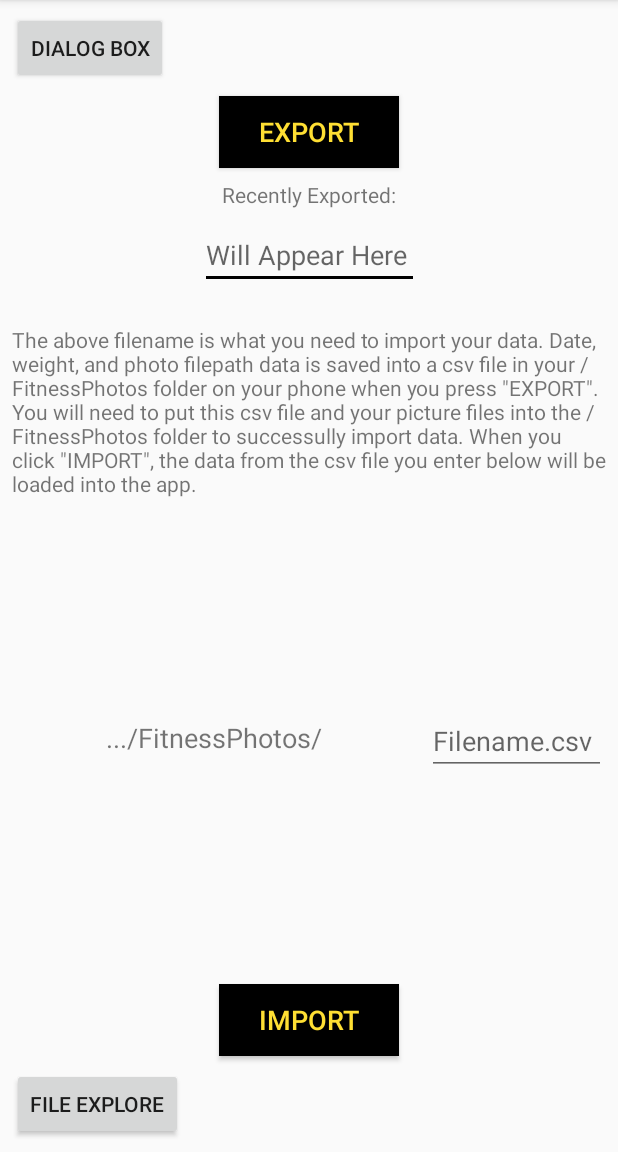
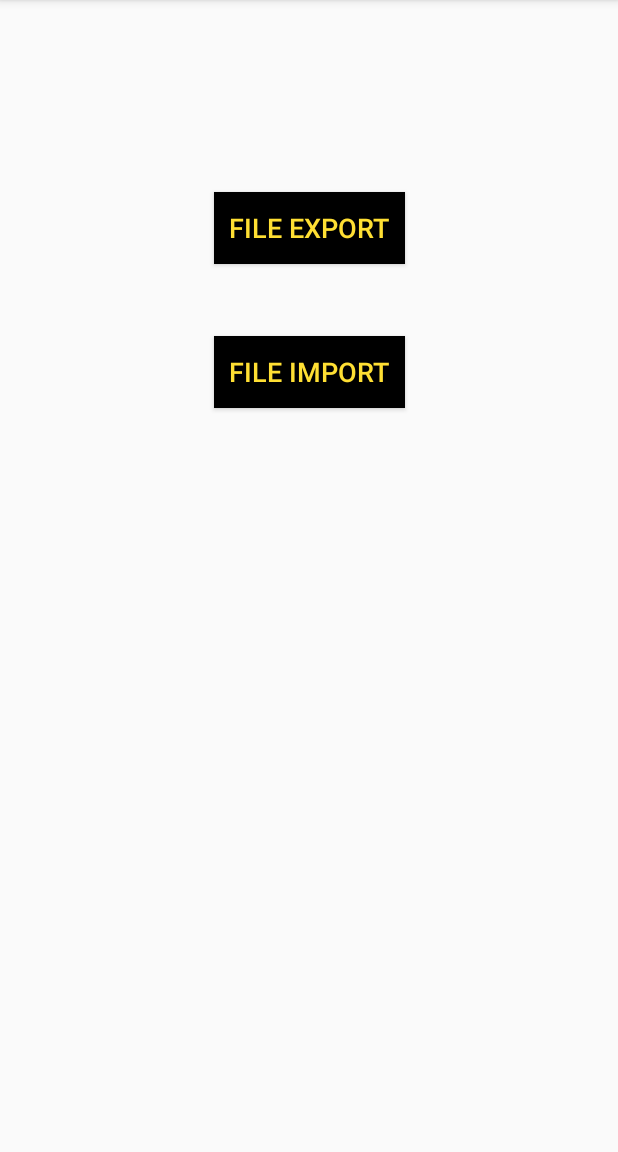
Before and after one commit to andrewb22/AndroidApp, an Android app: the ImportExport screen opened directly, with no data from a screen before it, on a phone screen of 412 x 824 dp, the part 84-1236 px from its top. Run offline under Robolectric (Android 15) with nearby library versions, the phone set to English and light mode, and no system bars; libraries missing offline, so code that uses them is left out: com.opencsv; 4 statements that could not run were skipped.

Commit message:
Updated the import/export page. Removed all the text and only left the two buttons, the export button which allows you to name the export file, and the import button which uses file explorer.

```diff
--- a/app/src/main/res/layout/activity_import_export.xml
+++ b/app/src/main/res/layout/activity_import_export.xml
@@ -7,123 +7,19 @@
     tools:context=".ImportExport">
 
     <Button
-        android:id="@+id/exportButton"
-        android:layout_width="120dp"
-        android:layout_height="wrap_content"
-        android:layout_marginEnd="8dp"
-        android:layout_marginLeft="8dp"
-        android:layout_marginRight="8dp"
-        android:layout_marginStart="8dp"
-        android:layout_marginTop="64dp"
-        android:background="@color/colorPrimaryDark"
-        android:text="Export"
-        android:textColor="#ffdf33"
-        android:textSize="8pt"
-        app:layout_constraintEnd_toEndOf="parent"
-        app:layout_constraintStart_toStartOf="parent"
-        app:layout_constraintTop_toTopOf="parent" />
-
-    <TextView
-        android:id="@+id/textView2"
-        android:layout_width="wrap_content"
-        android:layout_height="wrap_content"
-        android:layout_marginEnd="8dp"
-        android:layout_marginLeft="8dp"
-        android:layout_marginRight="8dp"
-        android:layout_marginStart="8dp"
-        android:layout_marginTop="8dp"
-        android:text="Recently Exported:"
-        app:layout_constraintEnd_toEndOf="parent"
-        app:layout_constraintStart_toStartOf="parent"
-        app:layout_constraintTop_toBottomOf="@+id/exportButton" />
-
-    <EditText
-        android:id="@+id/editTextRecentFilename"
-        android:layout_width="146dp"
-        android:layout_height="wrap_content"
-        android:layout_marginEnd="8dp"
-        android:layout_marginLeft="8dp"
-        android:layout_marginRight="8dp"
-        android:layout_marginStart="8dp"
-        android:layout_marginTop="8dp"
-        android:ems="10"
-        android:hint="Will Appear Here"
-        android:inputType="textPersonName"
-        app:layout_constraintEnd_toEndOf="parent"
-        app:layout_constraintStart_toStartOf="parent"
-        app:layout_constraintTop_toBottomOf="@+id/textView2" />
-
-    <EditText
-        android:id="@+id/editTextImportFilename"
-        android:layout_width="119dp"
-        android:layout_height="wrap_content"
-        android:layout_marginBottom="8dp"
-        android:layout_marginEnd="8dp"
-        android:layout_marginRight="8dp"
-        android:layout_marginTop="8dp"
-        android:ems="10"
-        android:hint="Filename.csv"
-        android:inputType="textPersonName"
-        app:layout_constraintBottom_toTopOf="@+id/importButton"
-        app:layout_constraintEnd_toEndOf="parent"
-        app:layout_constraintTop_toBottomOf="@+id/textView4" />
-
-    <Button
-        android:id="@+id/importButton"
-        android:layout_width="120dp"
-        android:layout_height="wrap_content"
-        android:layout_marginBottom="64dp"
-        android:layout_marginEnd="8dp"
-        android:layout_marginLeft="8dp"
-        android:layout_marginRight="8dp"
-        android:layout_marginStart="8dp"
-        android:background="@color/colorPrimaryDark"
-        android:text="Import"
-        android:textColor="#ffdf33"
-        android:textSize="8pt"
-        app:layout_constraintBottom_toBottomOf="parent"
-        app:layout_constraintEnd_toEndOf="parent"
-        app:layout_constraintStart_toStartOf="parent" />
-
-    <TextView
-        android:id="@+id/textView3"
-        android:layout_width="wrap_content"
-        android:layout_height="wrap_content"
-        android:layout_marginEnd="8dp"
-        android:layout_marginLeft="8dp"
-        android:layout_marginRight="8dp"
-        android:layout_marginStart="8dp"
-        android:layout_marginTop="8dp"
-        android:text=".../FitnessPhotos/"
-        android:textSize="18sp"
-        app:layout_constraintEnd_toStartOf="@+id/editTextImportFilename"
-        app:layout_constraintStart_toStartOf="parent"
-        app:layout_constraintTop_toTopOf="@+id/editTextImportFilename" />
-
-    <TextView
-        android:id="@+id/textView4"
-        android:layout_width="0dp"
-        android:layout_height="wrap_content"
-        android:layout_marginEnd="8dp"
-        android:layout_marginLeft="8dp"
-        android:layout_marginRight="8dp"
-        android:layout_marginStart="8dp"
-        android:layout_marginTop="24dp"
-        android:text='The above filename is what you need to import your data. Date, weight, and photo filepath data is saved into a csv file in your /FitnessPhotos folder on your phone when you press "EXPORT". You will need to put this csv file and your picture files into the /FitnessPhotos folder to successully import data. When you click "IMPORT", the data from the csv file you enter below will be loaded into the app.'
-        app:layout_constraintEnd_toEndOf="parent"
-        app:layout_constraintStart_toStartOf="parent"
-        app:layout_constraintTop_toBottomOf="@+id/editTextRecentFilename" />
-
-    <Button
         android:id="@+id/fileExploreButton"
         android:layout_width="wrap_content"
         android:layout_height="wrap_content"
-        android:layout_marginStart="8dp"
-        android:layout_marginLeft="8dp"
-        android:layout_marginBottom="8dp"
-        android:text="File Explore"
-        app:layout_constraintBottom_toBottomOf="parent"
-        app:layout_constraintStart_toStartOf="parent" />
+        android:layout_marginTop="48dp"
+        android:background="@color/colorPrimaryDark"
+        android:paddingLeft="10dp"
+        android:paddingRight="10dp"
+        android:text="File Import"
+        android:textColor="#ffdf33"
+        android:textSize="8pt"
+        app:layout_constraintEnd_toEndOf="@+id/dialogBoxButton"
+        app:layout_constraintStart_toStartOf="@+id/dialogBoxButton"
+        app:layout_constraintTop_toBottomOf="@+id/dialogBoxButton" />
 
     <Button
         android:id="@+id/dialogBoxButton"
@@ -131,8 +27,17 @@
         android:layout_height="wrap_content"
         android:layout_marginStart="8dp"
         android:layout_marginLeft="8dp"
-        android:layout_marginTop="8dp"
-        android:text="Dialog Box"
+        android:layout_marginTop="128dp"
+        android:layout_marginEnd="8dp"
+        android:layout_marginRight="8dp"
+        android:background="@color/colorPrimaryDark"
+        android:paddingLeft="10dp"
+        android:paddingRight="10dp"
+        android:text="File Export"
+        android:textColor="#ffdf33"
+        android:textSize="8pt"
+        app:layout_constraintEnd_toEndOf="parent"
         app:layout_constraintStart_toStartOf="parent"
         app:layout_constraintTop_toTopOf="parent" />
+
 </android.support.constraint.ConstraintLayout>
```
